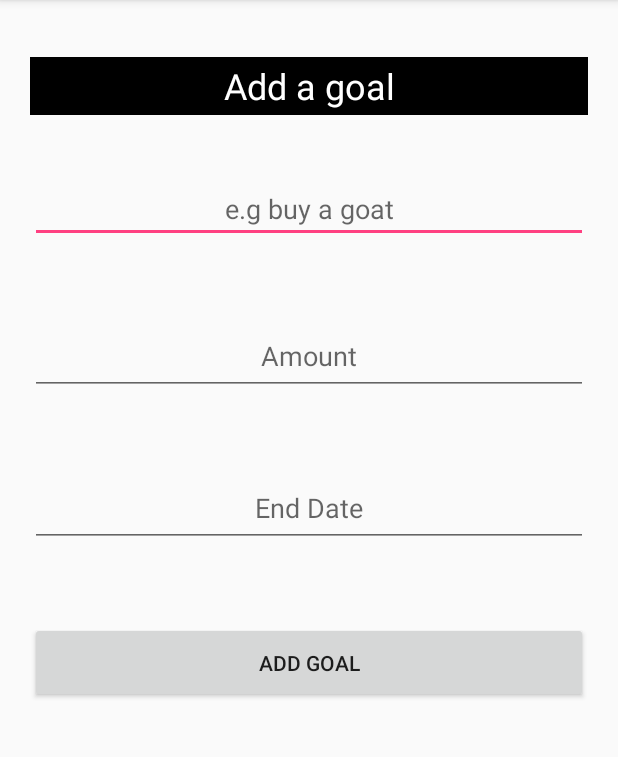
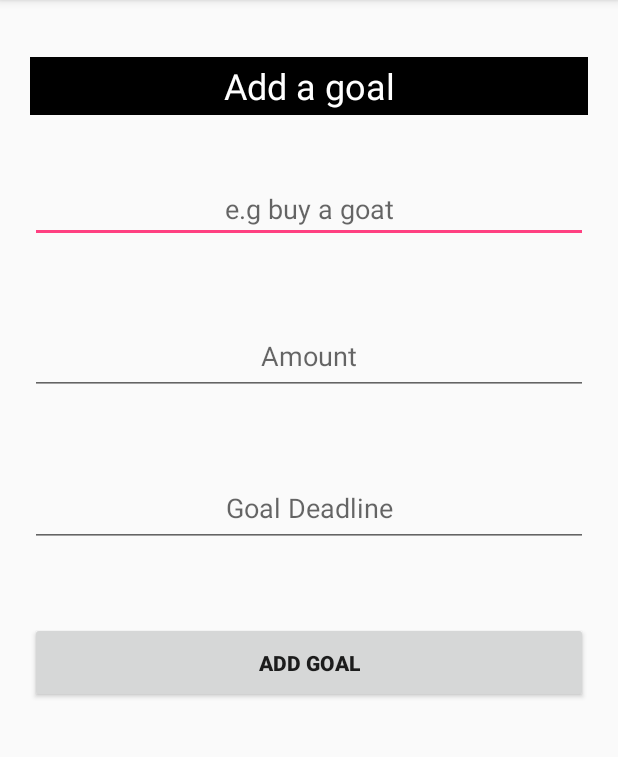
Before and after one commit to datalabuganda/CashTime, an Android app: the AddGoalActivity screen opened directly, with no data from a screen before it, on a phone screen of 412 x 824 dp, the part 84-841 px from its top. Run offline under Robolectric (Android 15) with nearby library versions, the phone set to English and light mode, and no system bars.

Commit message:
modified the etChooDate to be unclickable

```diff
--- a/app/src/main/res/layout/activity_add_goal.xml
+++ b/app/src/main/res/layout/activity_add_goal.xml
@@ -48,14 +48,18 @@
         android:inputType="number" />
 
     <EditText
-        android:id="@+id/etGoalEndDate"
+        android:id="@+id/etChooDate"
         android:layout_width="match_parent"
         android:layout_height="wrap_content"
         android:layout_weight="0.02"
         android:layout_marginTop="30dp"
         android:layout_marginBottom="20dp"
         android:textAlignment="center"
-        android:hint="End Date"
+        android:hint="Goal Deadline"
+        android:editable="false"
+        android:focusable="false"
+        android:longClickable="false"
+        android:onClick="setDate"
         android:ems="10"
         android:inputType="number" />
 
@@ -65,6 +69,7 @@
         android:layout_height="wrap_content"
         android:layout_weight="0.02"
         android:layout_marginTop="30dp"
+        android:textStyle="bold"
         android:text="Add Goal" />
 
 
```
